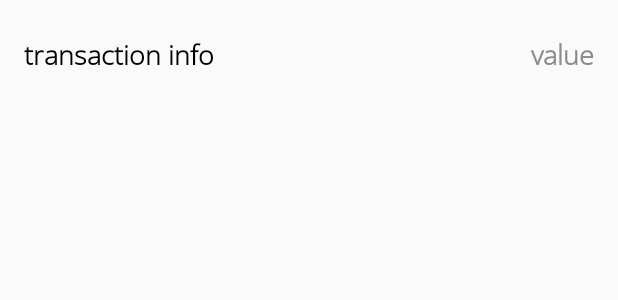
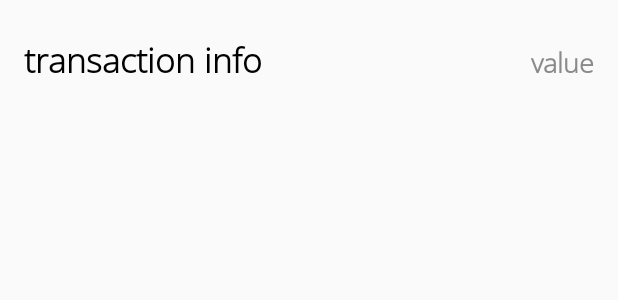
Before and after one commit to rezakhmf/commonwealthbank-test, an Android app: the layout fragment_transactions_info_item.xml on its own in the app's theme, with its tools: preview values and no code run, on a phone screen of 412 x 824 dp. Shown: the top 300 px of the screen. Run offline under Robolectric (Android 15) with nearby library versions, the phone set to English and light mode, and no system bars.

Commit message:
final version

```diff
--- a/app/src/main/res/layout/fragment_transactions_info_item.xml
+++ b/app/src/main/res/layout/fragment_transactions_info_item.xml
@@ -21,10 +21,10 @@
 
     <TextView
         android:id="@+id/transactionInfo"
-        android:layout_width="wrap_content"
-        android:layout_height="wrap_content"
+        android:layout_width="160dp"
+        android:layout_height="40dp"
         android:maxLines="1"
-        android:maxLength="20"
+        android:autoSizeTextType="uniform"
         android:ellipsize="end"
         android:layout_marginStart="16dp"
         android:layout_marginTop="24dp"
```
